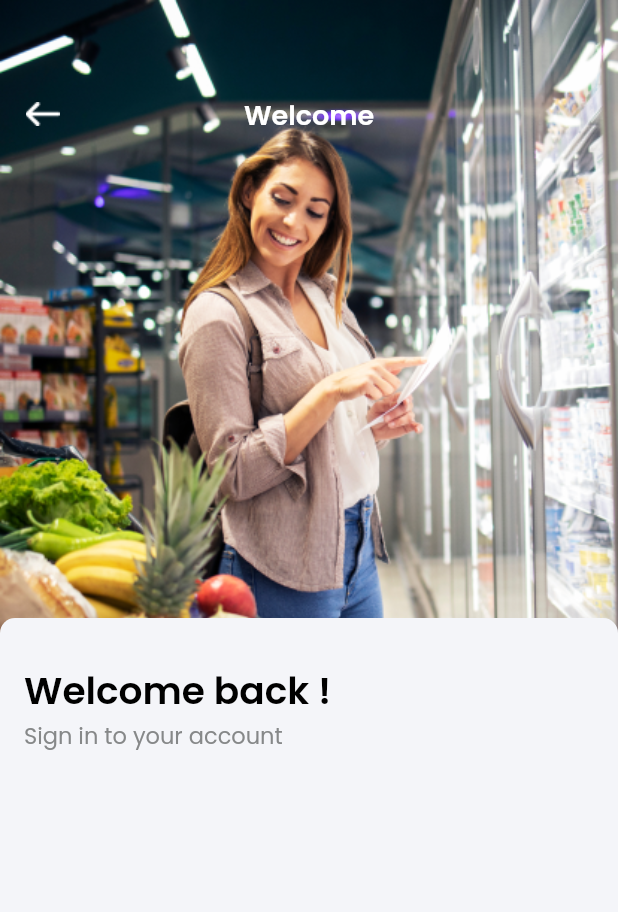
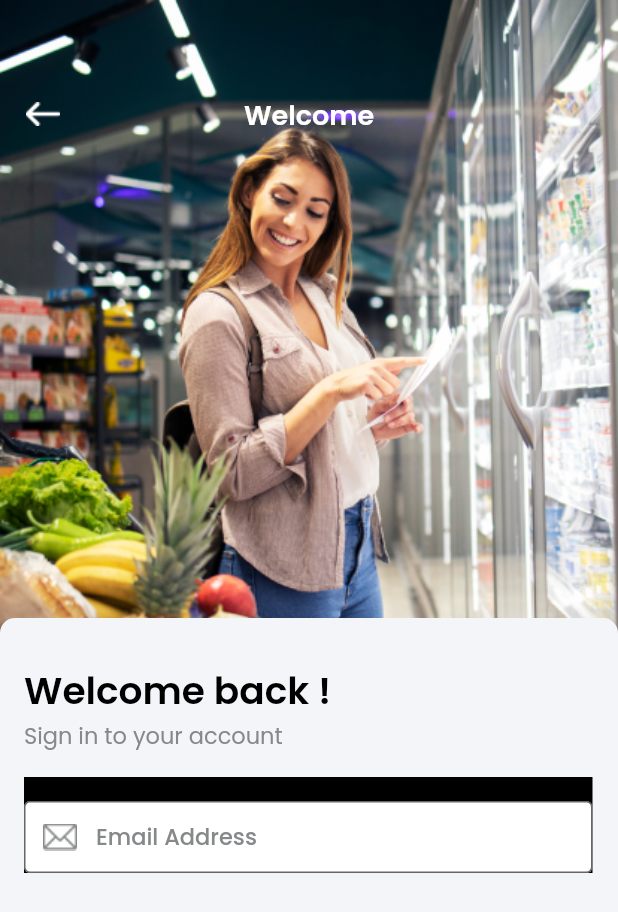
Before and after one commit to hammadkahn/E-Commerce-App, a Flutter app: the screen it shows after launch, on a phone screen of 412 x 824 dp. Shown: the top 912 px of the screen. Run offline on Flutter 3.47's test engine with Material 2 defaults, Android fonts, the phone set to English and light mode, and no system bars.

Commit message:
second screen progress

```diff
--- a/lib/Screens/login.dart
+++ b/lib/Screens/login.dart
@@ -44,7 +44,8 @@ class Login extends StatelessWidget {
                       color: Color(0xffF4F5F9),
                     ),
                     child: Padding(
-                      padding: const EdgeInsets.only(top: 30, left: 16),
+                      padding:
+                          const EdgeInsets.only(top: 30, left: 16, right: 17),
                       child: Column(
                         crossAxisAlignment: CrossAxisAlignment.start,
                         children: [
@@ -60,6 +61,35 @@ class Login extends StatelessWidget {
                                   fontWeight: FontWeight.w400,
                                   fontFamily: 'Poppins-Regular',
                                   color: Color(0xFF868889))),
+                          SizedBox(
+                            height: 16,
+                          ),
+                          Container(
+                            padding: EdgeInsets.only(top: 16),
+                            color: Colors.black,
+                            width: MediaQuery.of(context).size.width,
+                            child: TextField(
+                              decoration: InputDecoration(
+                                contentPadding:
+                                    EdgeInsets.only(top: 19, right: 21),
+                                isDense: true,
+                                fillColor: Colors.white,
+                                filled: true,
+                                border: OutlineInputBorder(),
+                                hintText: 'Email Address',
+                                hintStyle: TextStyle(
+                                    fontSize: 15,
+                                    fontWeight: FontWeight.w500,
+                                    fontFamily: 'Poppins-Medium',
+                                    color: Color(0xFF868889)),
+                                prefixIcon: Image.asset(
+                                  'assets/images/email.png',
+                                  width: 20,
+                                  height: 20,
+                                ),
+                              ),
+                            ),
+                          ),
                         ],
                       ),
                     ),
--- a/lib/main.dart
+++ b/lib/main.dart
@@ -11,7 +11,7 @@ class MyApp extends StatelessWidget {
   // This widget is the root of your application.
   @override
   Widget build(BuildContext context) {
-    return MaterialApp(
+    return const MaterialApp(
       home: SplashScreen(),
     );
   }
--- a/pubspec.yaml
+++ b/pubspec.yaml
@@ -69,6 +69,9 @@ flutter:
     - family: Poppins-Regular
       fonts:
         - asset: assets/fonts/Poppins-Regular.ttf
+    - family: Poppins-Medium
+      fonts:
+        - asset: assets/fonts/Poppins-Medium.ttf
 
   # An image asset can refer to one or more resolution-specific "variants", see
   # https://flutter.dev/assets-and-images/#resolution-aware.
```
Also changed, not shown: assets/fonts/Poppins-Medium.ttf (added), assets/images/email.png (added).
